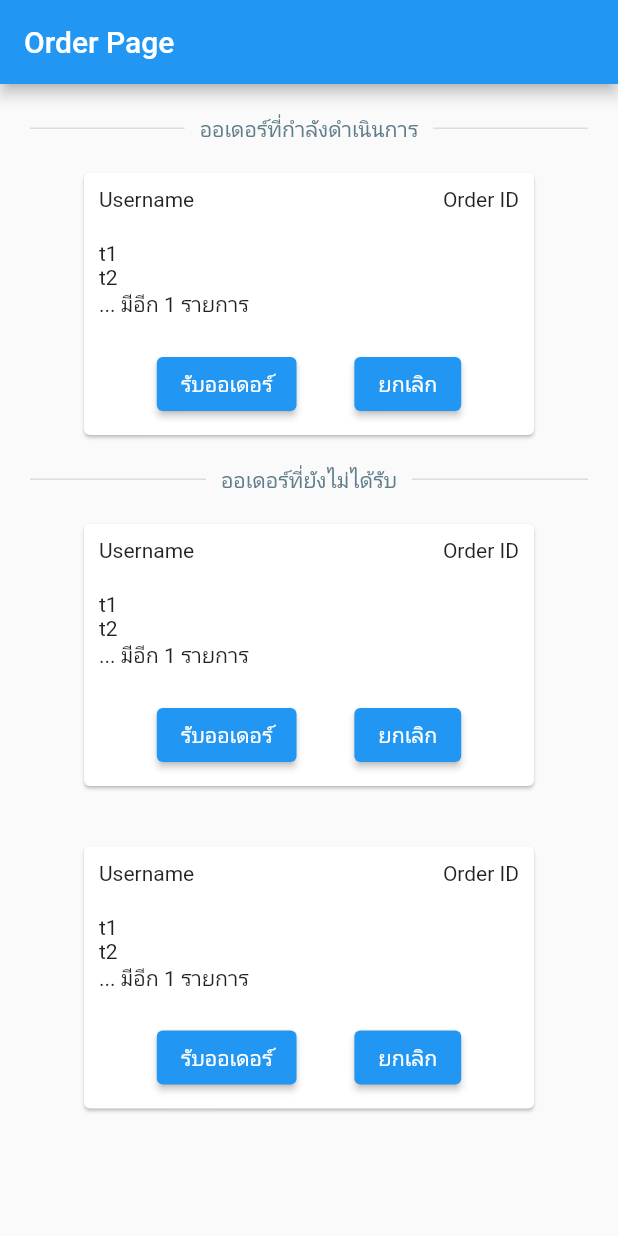
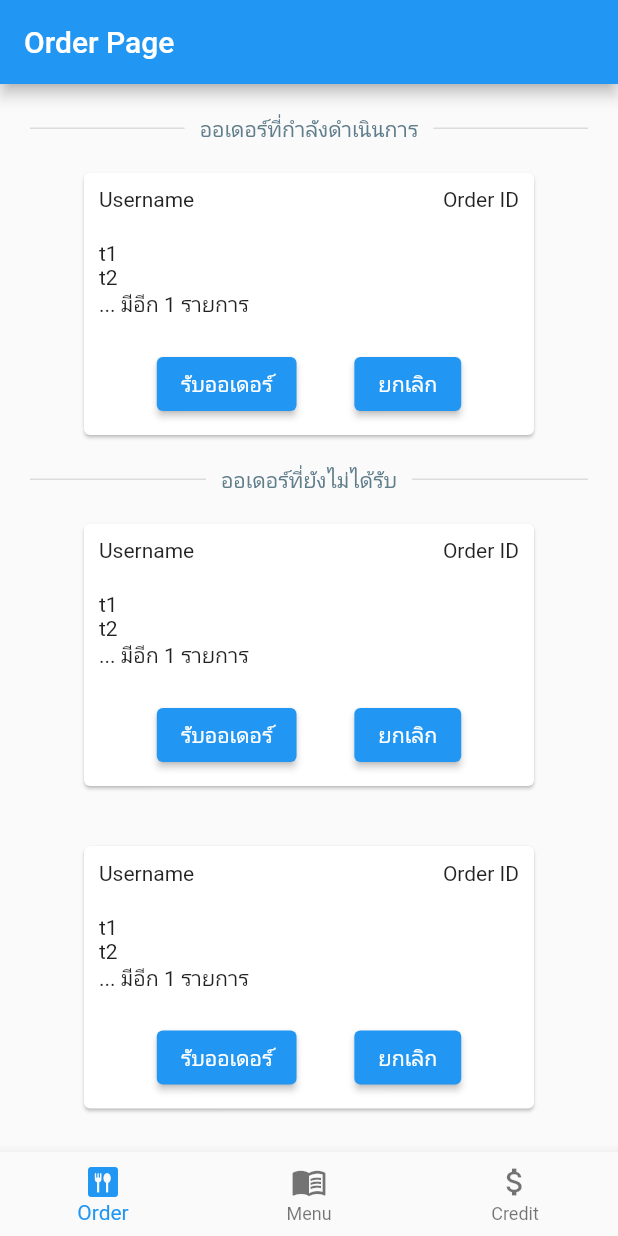
Before and after one commit to kaluvic/pak-cafe, a Flutter app: the screen it shows after launch, on a phone screen of 412 x 824 dp. Run offline on Flutter 3.47's test engine with Material 2 defaults, Android fonts, the phone set to English and light mode, and no system bars; our stand-ins replace carousel_slider.

Commit message:
Merge remote-tracking branch 'origin/main' into feature/user/order_status
# Conflicts:
#	admin/lib/main.dart
#	admin/pubspec.lock
#	user/pubspec.lock

```diff
--- a/admin/lib/main.dart
+++ b/admin/lib/main.dart
@@ -1,6 +1,5 @@
 import 'package:flutter/material.dart';
-import 'package:pak_admin/pages/order_page.dart';
-
+import 'package:pak_admin/pages/navigation.dart';
 void main() {
   runApp(const MyApp());
 }
@@ -16,7 +15,7 @@ class MyApp extends StatelessWidget {
       theme: ThemeData(
         primarySwatch: Colors.blue,
       ),
-      home: const OrderPage(),
+      home: const NavaigationPage(),
     );
   }
 }
```
